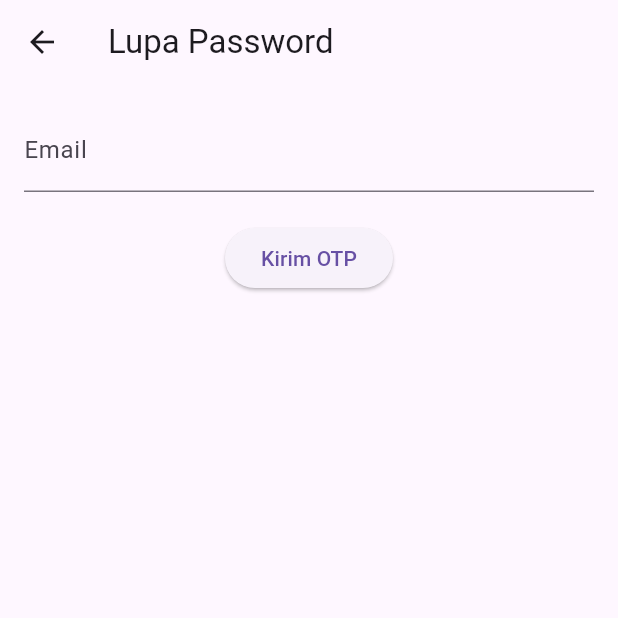
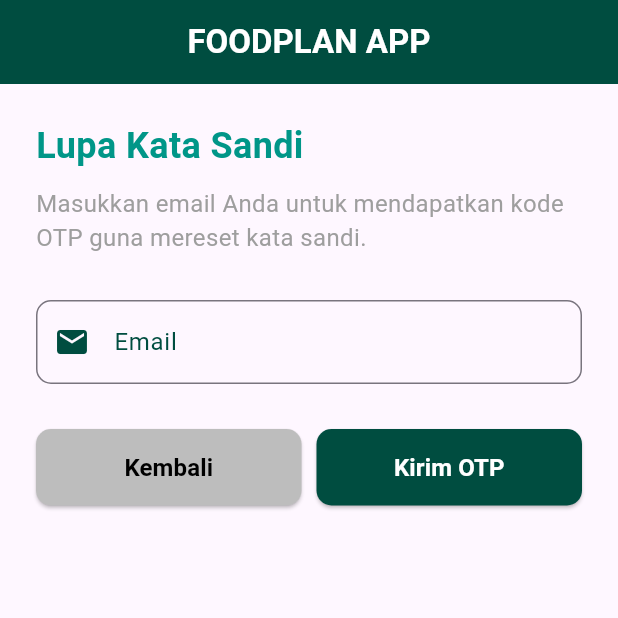
Before and after one commit to capstonegang45/FoodPlan-Mobile, a Flutter app: the ForgotPasswordPage screen opened by its route, on a phone screen of 412 x 824 dp, the top half of it. Run offline on Flutter 3.47's test engine with Material 3 defaults, Android fonts, the phone set to English and light mode, and no system bars; our stand-ins replace carousel_slider, firebase_auth, firebase_core, font_awesome_flutter, google_sign_in, image_picker and 1 more; missing offline and left inert: flutter_facebook_auth; accounts and stored records are empty; network calls fail.

Commit message:
Update Terbaru

```diff
--- a/lib/pages/forgot_password.dart
+++ b/lib/pages/forgot_password.dart
@@ -8,7 +8,6 @@ class ForgotPasswordPage extends StatefulWidget {
   const ForgotPasswordPage({super.key});
 
   @override
-  // ignore: library_private_types_in_public_api
   _ForgotPasswordPageState createState() => _ForgotPasswordPageState();
 }
 
@@ -43,25 +42,21 @@ class _ForgotPasswordPageState extends State<ForgotPasswordPage> {
       final responseData = json.decode(response.body);
       if (response.statusCode == 200) {
         // Berhasil mengirim OTP
-        // ignore: use_build_context_synchronously
         ScaffoldMessenger.of(context).showSnackBar(SnackBar(
           content: Text(responseData['message']),
         ));
         Navigator.push(
-          // ignore: use_build_context_synchronously
           context,
           MaterialPageRoute(
             builder: (context) => VerifyOtpPage(email: email),
           ),
         );
       } else {
-        // ignore: use_build_context_synchronously
         ScaffoldMessenger.of(context).showSnackBar(SnackBar(
           content: Text(responseData['message']),
         ));
       }
     } catch (error) {
-      // ignore: use_build_context_synchronously
       ScaffoldMessenger.of(context).showSnackBar(const SnackBar(
         content: Text('Terjadi kesalahan!'),
       ));
@@ -76,24 +71,102 @@ class _ForgotPasswordPageState extends State<ForgotPasswordPage> {
   Widget build(BuildContext context) {
     return Scaffold(
       appBar: AppBar(
-        title: const Text('Lupa Password'),
+        backgroundColor: Colors.teal[900],
+        title: const Text(
+          'FOODPLAN APP',
+          style: TextStyle(fontWeight: FontWeight.bold, color: Colors.white),
         ),
-      body: Padding(
-        padding: const EdgeInsets.all(16.0),
+        centerTitle: true,
+        automaticallyImplyLeading: false,
+      ),
+      body: SingleChildScrollView(
+        child: Padding(
+          padding: const EdgeInsets.all(24.0),
           child: Column(
+            crossAxisAlignment: CrossAxisAlignment.start,
             children: [
+              const Text(
+                'Lupa Kata Sandi',
+                style: TextStyle(
+                  fontSize: 24,
+                  fontWeight: FontWeight.bold,
+                  color: Colors.teal,
+                ),
+              ),
+              const SizedBox(height: 10),
+              const Text(
+                'Masukkan email Anda untuk mendapatkan kode OTP guna mereset kata sandi.',
+                style: TextStyle(fontSize: 16, color: Colors.grey),
+              ),
+              const SizedBox(height: 30),
               TextField(
                 controller: _emailController,
-              decoration: const InputDecoration(labelText: 'Email'),
+                decoration: InputDecoration(
+                  labelText: 'Email',
+                  labelStyle: TextStyle(color: Colors.teal[900]),
+                  border: OutlineInputBorder(
+                    borderRadius: BorderRadius.circular(10.0),
                   ),
-            const SizedBox(height: 20),
-            _isLoading
-                ? const CircularProgressIndicator()
-                : ElevatedButton(
-                    onPressed: _sendOTP,
-                    child: const Text('Kirim OTP'),
+                  focusedBorder: OutlineInputBorder(
+                    borderSide: BorderSide(color: Colors.teal[900]!),
+                  ),
+                  prefixIcon: Icon(Icons.email, color: Colors.teal[900]),
+                ),
+              ),
+              const SizedBox(height: 30),
+              Row(
+                mainAxisAlignment: MainAxisAlignment.spaceBetween,
+                children: [
+                  Expanded(
+                    child: ElevatedButton(
+                      style: ElevatedButton.styleFrom(
+                        backgroundColor: Colors.grey[400],
+                        shape: RoundedRectangleBorder(
+                          borderRadius: BorderRadius.circular(10),
+                        ),
+                        padding: const EdgeInsets.symmetric(vertical: 14),
+                      ),
+                      onPressed: () {
+                        Navigator.pushReplacementNamed(context, '/login');
+                      },
+                      child: const Text(
+                        'Kembali',
+                        style: TextStyle(
+                            fontSize: 16,
+                            fontWeight: FontWeight.bold,
+                            color: Colors.black),
+                      ),
+                    ),
+                  ),
+                  const SizedBox(width: 10),
+                  Expanded(
+                    child: ElevatedButton(
+                      style: ElevatedButton.styleFrom(
+                        backgroundColor: Colors.teal[900],
+                        shape: RoundedRectangleBorder(
+                          borderRadius: BorderRadius.circular(10),
+                        ),
+                        padding: const EdgeInsets.symmetric(vertical: 14),
+                      ),
+                      onPressed: _isLoading ? null : _sendOTP,
+                      child: _isLoading
+                          ? const CircularProgressIndicator(
+                              valueColor:
+                                  AlwaysStoppedAnimation<Color>(Colors.white),
+                            )
+                          : const Text(
+                              'Kirim OTP',
+                              style: TextStyle(
+                                  fontSize: 16,
+                                  fontWeight: FontWeight.bold,
+                                  color: Colors.white),
+                            ),
+                    ),
                   ),
                 ],
+              ),
+            ],
+          ),
         ),
       ),
     );
--- a/lib/widgets/diet_card_small.dart
+++ b/lib/widgets/diet_card_small.dart
@@ -40,7 +40,7 @@ class DietCardSmall extends StatelessWidget {
                     : Image.memory(
                         bytes,
                         fit: BoxFit.cover,
-                        height: 80,
+                        height: 100,
                       ),
               ),
               Container(
```
Also changed, not shown: lib/pages/deteksi.dart (+21 -15 lines), lib/pages/full_resep.dart (+7 -58 lines), lib/pages/login.dart (+19 -15 lines), lib/pages/verify_otp.dart (+28 -17 lines), assets/img/facebook.png (added). Lines whose indentation alone changed are shown as unchanged.
